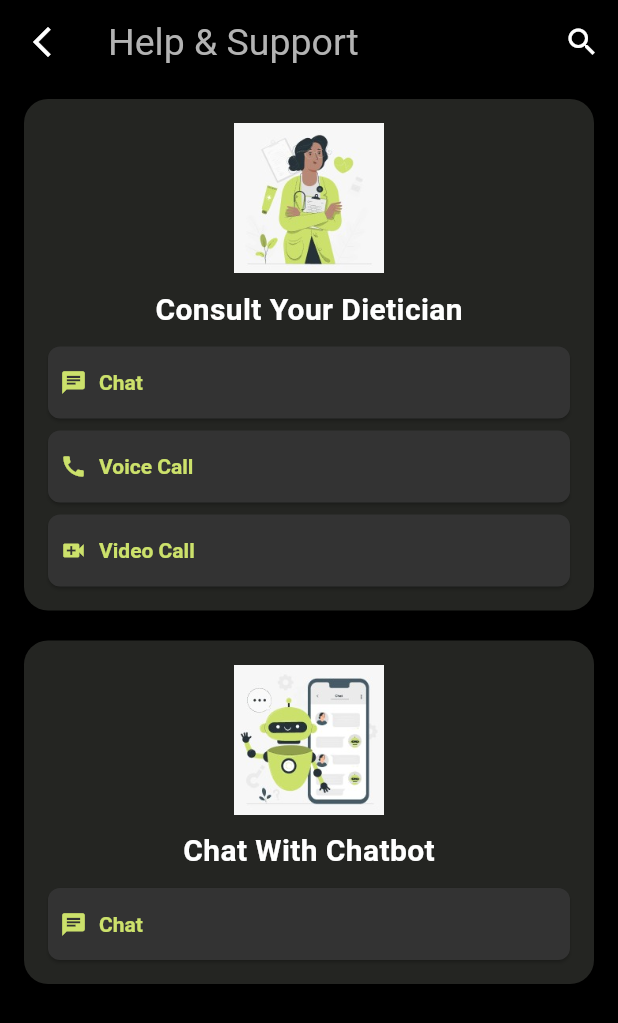
After one commit to rav3zster/totalhealthy-ai, a Flutter app: the screen it shows after launch, on a phone screen of 412 x 824 dp. The commit adds this screen. Shown: the top 1023 px of the screen. Run offline on Flutter 3.47's test engine with Material 3 defaults, Android fonts, the phone set to English and light mode, and no system bars; our stand-ins replace dio, get, get_storage.

Commit message:
settings page

```diff
--- /dev/null
+++ b/lib/app/modules/settings/bindings/settings_bindings.dart
@@ -0,0 +1,9 @@
+import 'package:get/get.dart';
+import '../controllers/settings_controllers.dart';
+
+class SettingsBinding extends Bindings {
+  @override
+  void dependencies() {
+    Get.lazyPut<SettingsController>(() => SettingsController());
+  }
+}
--- /dev/null
+++ b/lib/app/modules/settings/controllers/settings_controllers.dart
@@ -0,0 +1,24 @@
+import 'package:get/get.dart';
+
+class SettingsController extends GetxController {
+  // Define any observable variables or methods if needed, e.g.:
+  var isChatSelected = false.obs;
+
+  // Method examples for handling button presses
+  void onChatPressed() {
+    isChatSelected.value = true;
+    // Add your chat functionality here
+  }
+
+  void onVoiceCallPressed() {
+    // Add your voice call functionality here
+  }
+
+  void onVideoCallPressed() {
+    // Add your video call functionality here
+  }
+
+  void onChatbotPressed() {
+    // Add your chatbot chat functionality here
+  }
+}
--- /dev/null
+++ b/lib/app/modules/settings/views/settings_views.dart
@@ -0,0 +1,133 @@
+import 'package:flutter/material.dart';
+import 'package:get/get.dart';
+
+import '../controllers/settings_controllers.dart';
+
+class SettingsView extends GetView<SettingsController> {
+  @override
+  Widget build(BuildContext context) {
+    return Scaffold(
+      appBar: AppBar(
+        backgroundColor: Colors.black,
+        leading: IconButton(
+          icon: Icon(Icons.arrow_back_ios_new_outlined, color: Colors.white),
+          onPressed: () {
+            Navigator.pop(context);
+          },
+        ),
+        title: Text(
+          "Help & Support",
+          style: TextStyle(color: Color(0XFFB3B3B3), fontSize: 25, fontWeight: FontWeight.normal), // Set title color to white
+        ),
+        actions: [
+          IconButton(
+            icon: Icon(Icons.search, color: Colors.white),
+            onPressed: () {
+              // Add search functionality here
+            },
+          ),
+        ],
+      ),
+      backgroundColor: Colors.black, // Set the background to black
+      body: Column(
+        children: [
+          // Consult Your Dietician Section
+          Padding(
+            padding: const EdgeInsets.symmetric(horizontal: 16.0, vertical: 10.0),
+            child: Container(
+              width: double.infinity,
+              decoration: BoxDecoration(
+                color: Color(0xFF242522),
+                borderRadius: BorderRadius.circular(16.0),
+              ),
+              child: Padding(
+                padding: const EdgeInsets.all(16.0),
+                child: Column(
+                  crossAxisAlignment: CrossAxisAlignment.center,
+                  children: [
+                    Image.asset('assets/dietician.jpeg', height: 100),
+                    SizedBox(height: 10),
+                    Text(
+                      "Consult Your Dietician",
+                      style: TextStyle(color: Colors.white, fontSize: 20, fontWeight: FontWeight.bold),
+                    ),
+                    SizedBox(height: 10),
+                    // Using Column to stack buttons vertically
+                    Column(
+                      children: [
+                        _buildFullWidthButton(Icons.chat, "Chat", controller.onChatPressed),
+                        SizedBox(height: 8), // Space between buttons
+                        _buildFullWidthButton(Icons.call, "Voice Call", controller.onVoiceCallPressed),
+                        SizedBox(height: 8), // Space between buttons
+                        _buildFullWidthButton(Icons.video_call, "Video Call", controller.onVideoCallPressed),
+                      ],
+                    ),
+                  ],
+                ),
+              ),
+            ),
+          ),
+
+          // Chat With Chatbot Section
+          Padding(
+            padding: const EdgeInsets.symmetric(horizontal: 16.0, vertical: 10.0),
+            child: Container(
+              width: double.infinity,
+              decoration: BoxDecoration(
+                color: Color(0xFF242522),
+                borderRadius: BorderRadius.circular(16.0),
+              ),
+              child: Padding(
+                padding: const EdgeInsets.all(16.0),
+                child: Column(
+                  crossAxisAlignment: CrossAxisAlignment.center,
+                  children: [
+                    Image.asset('assets/chatbot.jpeg', height: 100),
+                    SizedBox(height: 10),
+                    Text(
+                      "Chat With Chatbot",
+                      style: TextStyle(color: Colors.white, fontSize: 20, fontWeight: FontWeight.bold),
+                    ),
+                    SizedBox(height: 10),
+                    // Using Column to stack buttons vertically
+                    Column(
+                      children: [
+                        _buildFullWidthButton(Icons.chat, "Chat", controller.onChatbotPressed),
+                      ],
+                    ),
+                  ],
+                ),
+              ),
+            ),
+          ),
+        ],
+      ),
+    );
+  }
+
+  Widget _buildFullWidthButton(IconData icon, String label, VoidCallback onPressed) {
+    return ElevatedButton(
+      style: ElevatedButton.styleFrom(
+        backgroundColor: Color(0XFF333333),
+        padding: EdgeInsets.symmetric(vertical: 12),
+        shape: RoundedRectangleBorder(
+          borderRadius: BorderRadius.circular(8.0), // Round the buttons
+        ),
+        minimumSize: Size(double.infinity, 48), // Full width
+      ),
+      onPressed: onPressed,
+      child: Row(
+        children: [
+          SizedBox(width: 8), // Space from the left edge
+          Icon(icon, color: Color(0XFFCCE16B)), // Set icon color
+          SizedBox(width: 8), // Space between icon and text
+          Text(
+            label,
+            style: TextStyle(color: Color(0XFFCCE16B)), // Change text color to CCE16B
+          ),
+        ],
+      ),
+    );
+  }
+
+}
--- a/lib/app/routes/app_pages.dart
+++ b/lib/app/routes/app_pages.dart
@@ -1,4 +1,5 @@
 import 'package:get/get.dart';
+import 'package:totalhealthy/app/modules/settings/bindings/settings_bindings.dart';
 
 import '../core/middlewares/global_middleware.dart';
 import '../modules/Onboarding_Screen/Onboarding_view.dart';
@@ -30,6 +31,7 @@ import '../modules/nutrition_goal/views/nutrition_goal_view.dart';
 import '../modules/registration/bindings/registration_binding.dart';
 import '../modules/registration/views/registration_view.dart';
 
+import '../modules/settings/views/settings_views.dart';
 import '../modules/swipe_screen/bindings/swipe_screen_bindings.dart';
 import '../modules/swipe_screen/views/swipe_screen_views.dart';
 import '../modules/welcom_screen/bindings/welcome-screen-bindings.dart';
@@ -44,7 +46,7 @@ part 'app_routes.dart';
 class AppPages {
   AppPages._();
 
-  static const INITIAL = Routes.MEAL_TIMING;
+  static const INITIAL = Routes.Settings;
 
   static final routes = [
     GetPage(
@@ -137,5 +139,10 @@ class AppPages {
         page: () => GroupView(),
         binding: GroupBinding(),
         middlewares: [AuthCheckMiddleware()]),
+    GetPage(
+        name: _Paths.Settings,
+        page: () => SettingsView(),
+        binding: SettingsBinding(),
+        ),
   ];
 }
--- a/lib/app/routes/app_routes.dart
+++ b/lib/app/routes/app_routes.dart
@@ -23,6 +23,7 @@ abstract class Routes {
   static const CreateMeal = _Paths.CreateMeal;
   static const SIGNUP = _Paths.SIGNUP;
   static const GROUP = _Paths.GROUP;
+  static const Settings = _Paths.Settings;
 }
 
 abstract class _Paths {
@@ -46,4 +47,5 @@ abstract class _Paths {
   static const SIGNUP = '/signup';
   static const FORGETPASSWORD = '/forgot-password';
   static const GROUP = '/group';
+  static const Settings = '/settings';
 }
--- a/pubspec.yaml
+++ b/pubspec.yaml
@@ -63,7 +63,11 @@ flutter:
 
   # To add assets to your application, add an assets section, like this:
   assets:
-     - assets/
+     - assets/chatbot.jpeg
+     - assets/dietician.jpeg
+     - assets/ci_chat-1.png
+     - assets/fluent_call-32-regular.png
+     - assets/Frame 1984078928.png
   #   - images/a_dot_ham.jpeg
 
   # An image asset can refer to one or more resolution-specific "variants", see
```
Also changed, not shown: assets/Frame 1984078928.png (added), assets/chatbot.jpeg (added), assets/ci_chat-1.png (added), assets/dietician.jpeg (added), assets/fluent_call-32-regular.png (added).
